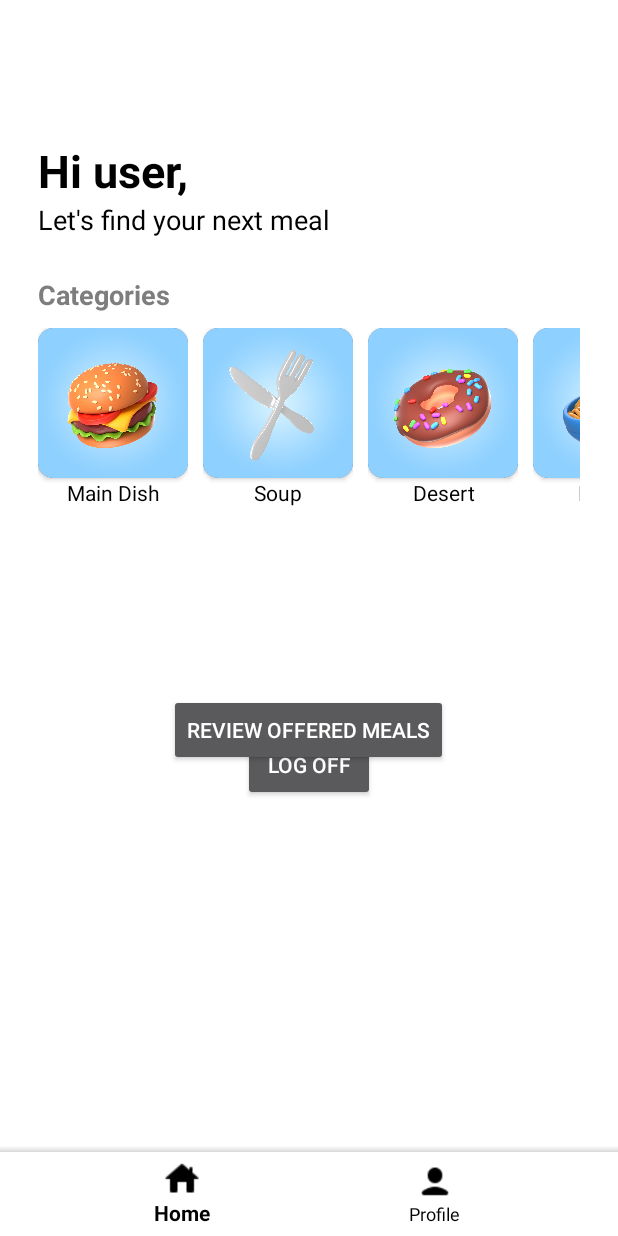
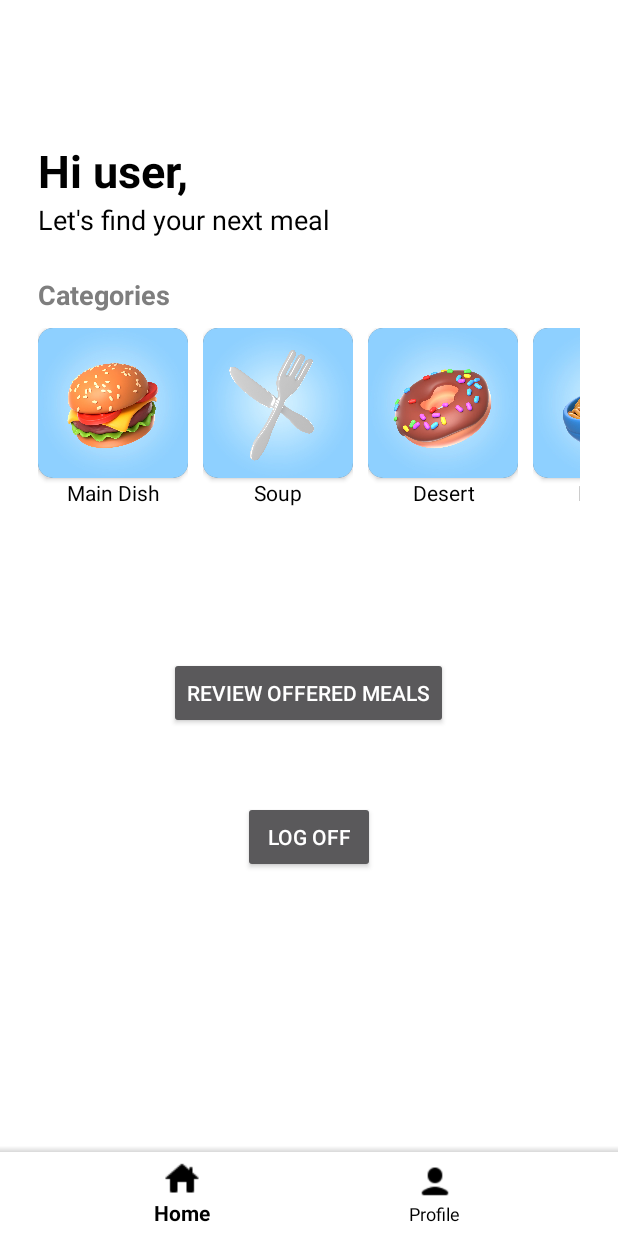
Before and after one commit to kevinluong21/mealer-project, an Android app: the UserWelcome screen opened directly, with no data from a screen before it, on a phone screen of 412 x 824 dp. Run offline under Robolectric (Android 15) with nearby library versions, the phone set to English and light mode, and no system bars; 5 statements that could not run were skipped.

Commit message:
minor UI changes (UserWelcome is now scrollable)

```diff
--- a/app/src/main/res/layout/activity_clientwelcome.xml
+++ b/app/src/main/res/layout/activity_clientwelcome.xml
@@ -5,6 +5,16 @@
     android:layout_width="match_parent"
     android:layout_height="match_parent"
     android:background="#FFFFFF">
+
+    <ScrollView
+        android:layout_width="match_parent"
+        android:layout_height="match_parent">
+
+        <LinearLayout
+            android:id="@+id/layoutGroup"
+            android:layout_width="match_parent"
+            android:layout_height="match_parent"
+            android:orientation="vertical">
 
             <LinearLayout
                 android:id="@+id/layoutAddMeal"
@@ -14,10 +24,7 @@
                 android:layout_marginTop="25dp"
                 android:layout_marginEnd="25dp"
                 android:gravity="right|center_vertical"
-        android:orientation="horizontal"
-        app:layout_constraintEnd_toEndOf="parent"
-        app:layout_constraintStart_toStartOf="parent"
-        app:layout_constraintTop_toTopOf="parent">
+                android:orientation="horizontal">
 
                 <Button
                     android:id="@+id/btnAddMeal"
@@ -38,10 +45,7 @@
                 android:layout_marginStart="25dp"
                 android:layout_marginTop="20dp"
                 android:layout_marginEnd="25dp"
-        android:orientation="vertical"
-        app:layout_constraintEnd_toEndOf="parent"
-        app:layout_constraintStart_toStartOf="parent"
-        app:layout_constraintTop_toBottomOf="@+id/layoutAddMeal">
+                android:orientation="vertical">
 
                 <LinearLayout
                     android:layout_width="match_parent"
@@ -75,10 +79,7 @@
                 android:layout_marginStart="25dp"
                 android:layout_marginTop="25dp"
                 android:layout_marginEnd="25dp"
-        android:orientation="vertical"
-        app:layout_constraintEnd_toEndOf="parent"
-        app:layout_constraintStart_toStartOf="parent"
-        app:layout_constraintTop_toBottomOf="@+id/layoutWelcomeMessage">
+                android:orientation="vertical">
 
                 <TextView
                     android:id="@+id/textViewCategoriesTitle"
@@ -244,11 +245,14 @@
                 android:layout_marginTop="100dp"
                 android:layout_marginEnd="25dp"
                 android:gravity="center"
-        android:orientation="vertical"
-        app:layout_constraintEnd_toEndOf="parent"
-        app:layout_constraintStart_toStartOf="parent"
-        app:layout_constraintTop_toBottomOf="@+id/layoutCategories">
+                android:orientation="vertical">
 
+
+                <Button
+                    android:id="@+id/btnReviewOfferedMeals"
+                    android:layout_width="wrap_content"
+                    android:layout_height="wrap_content"
+                    android:text="Review Offered Meals" />
 
                 <Button
                     android:id="@+id/btnAdminComplaints"
@@ -266,7 +270,11 @@
 
             </LinearLayout>
 
+        </LinearLayout>
+    </ScrollView>
+
     <LinearLayout
+        android:id="@+id/layoutBottomNav"
         android:layout_width="match_parent"
         android:layout_height="wrap_content"
         android:orientation="vertical"
@@ -294,21 +302,4 @@
 
     </LinearLayout>
 
-    <LinearLayout
-        android:layout_width="match_parent"
-        android:layout_height="match_parent"
-        android:layout_marginTop="400dp"
-        android:layout_marginBottom="250dp"
-        android:gravity="center"
-        android:orientation="vertical"
-        app:layout_constraintBottom_toBottomOf="parent"
-        app:layout_constraintTop_toTopOf="parent">
-
-        <Button
-            android:id="@+id/btnReviewOfferedMeals"
-            android:layout_width="wrap_content"
-            android:layout_height="wrap_content"
-            android:text="Review Offered Meals" />
-    </LinearLayout>
-
 </androidx.constraintlayout.widget.ConstraintLayout>
```
Lines whose indentation alone changed are shown as unchanged.
